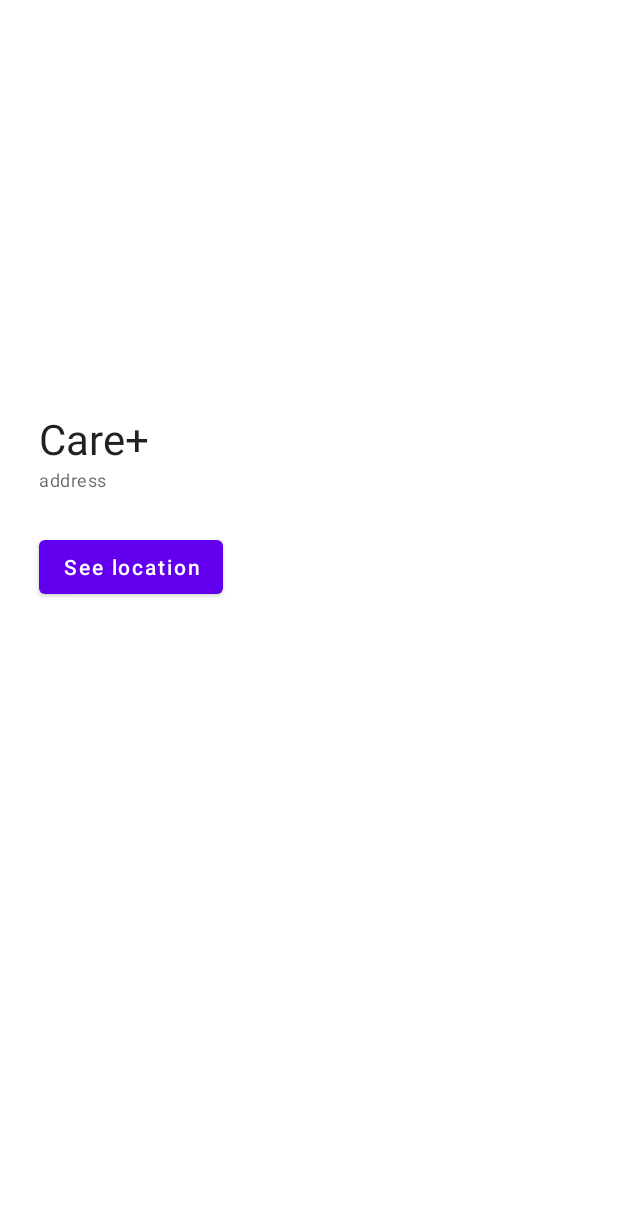
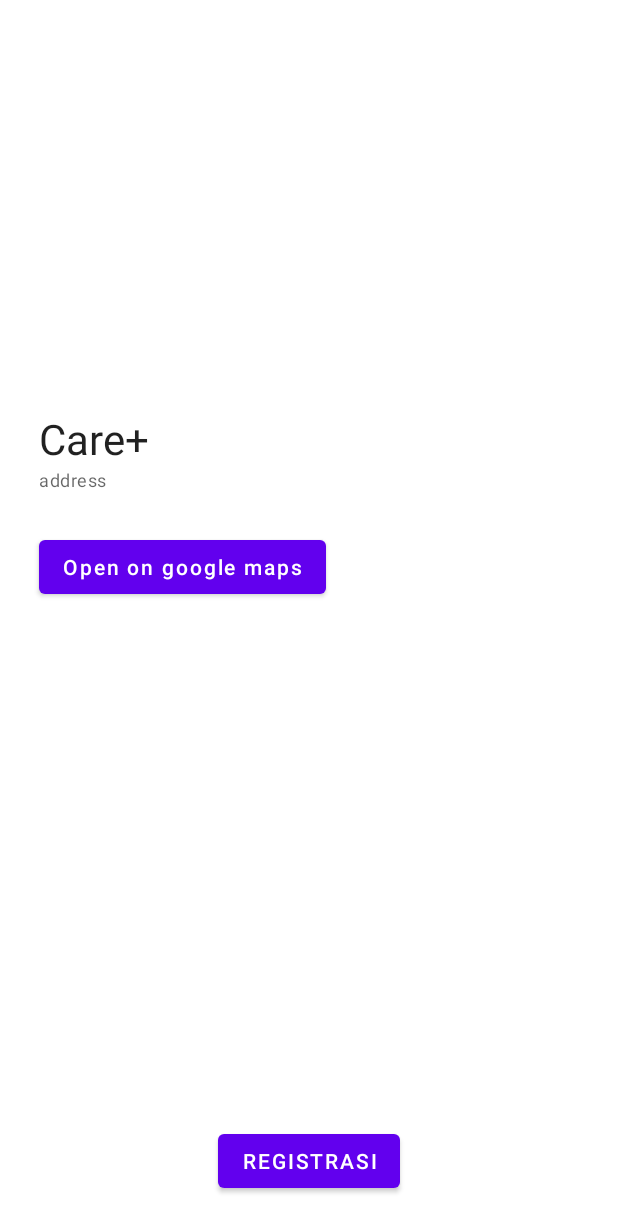
Before and after one commit to Dicky-27/CarePlus, an Android app: the QuarantineDetailActivity screen opened directly, with no data from a screen before it, on a phone screen of 412 x 824 dp. Shown: the top 1232 px of the screen. Run offline under Robolectric (Android 15) with nearby library versions, the phone set to English and light mode, and no system bars; our stand-ins replace Picasso, sdp/ssp sizes; 4 statements that could not run were skipped.

Commit message:
feat(QuarantineDetailActivity): Add detail page

```diff
--- a/app/src/main/java/com/example/care/fragment/HomeFragment.kt
+++ b/app/src/main/java/com/example/care/fragment/HomeFragment.kt
@@ -53,6 +53,6 @@ class HomeFragment : Fragment() {
 
     override fun onStop() {
         super.onStop()
-        quarantineAdapter.startListening()
+        quarantineAdapter.stopListening()
     }
 }
--- a/app/src/main/res/layout/activity_quarantine_detail.xml
+++ b/app/src/main/res/layout/activity_quarantine_detail.xml
@@ -57,11 +57,21 @@
         android:id="@+id/btn_see_location"
         android:layout_width="wrap_content"
         android:layout_height="wrap_content"
-        android:text="@string/see_location"
+        android:text="@string/open_on_google_maps"
         app:layout_constraintTop_toBottomOf="@+id/tv_address_place"
         app:layout_constraintStart_toStartOf="parent"
         android:textAllCaps="false"
         android:layout_margin="@dimen/_20sdp"/>
 
 
+    <Button
+        android:layout_width="wrap_content"
+        android:layout_height="wrap_content"
+        android:text="@string/registrasi"
+        app:layout_constraintStart_toStartOf="parent"
+        app:layout_constraintEnd_toEndOf="parent"
+        app:layout_constraintBottom_toBottomOf="parent"
+        android:layout_margin="@dimen/_20sdp"/>
+
+
 </androidx.constraintlayout.widget.ConstraintLayout>
--- a/app/src/main/res/values/strings.xml
+++ b/app/src/main/res/values/strings.xml
@@ -16,4 +16,6 @@
     <string name="address">address</string>
     <string name="room_available">Room available :</string>
     <string name="see_location">See location</string>
+    <string name="open_on_google_maps">Open on google maps</string>
+    <string name="registrasi">Registrasi</string>
 </resources>
```
Also changed, not shown: app/src/main/AndroidManifest.xml (+13 -8 lines), app/src/main/java/com/example/care/FormRegistActivity.kt (added, +11 -0 lines), app/src/main/res/layout/activity_form_regist.xml (added, +9 -0 lines).
